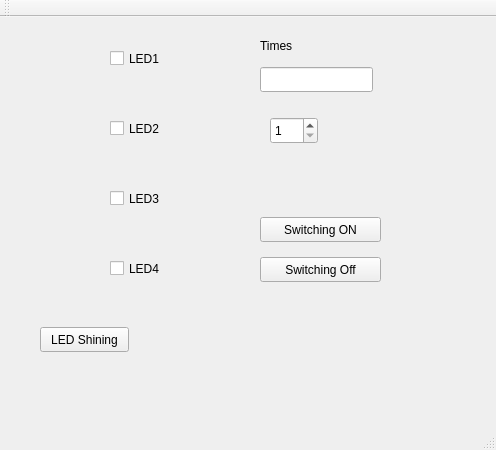
This is lab3/mainwindow.ui in jerry12122/tx2 as Qt 5 draws it before an edit. The edited form follows.
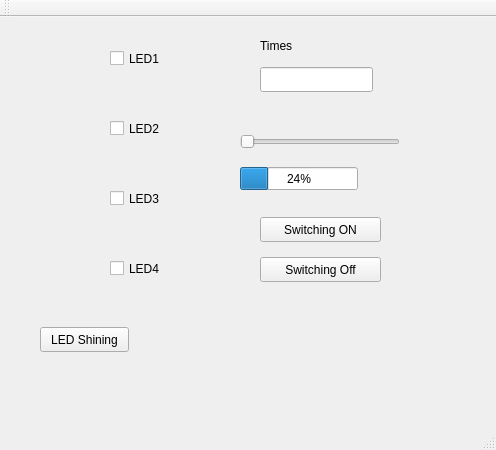
This is the edited form. Icons and pictures are not drawn.

```diff
--- a/lab3/mainwindow.ui
+++ b/lab3/mainwindow.ui
@@ -209,28 +209,6 @@
      </rect>
     </property>
    </widget>
-   <widget class="QSpinBox" name="spinBox">
-    <property name="geometry">
-     <rect>
-      <x>270</x>
-      <y>100</y>
-      <width>48</width>
-      <height>27</height>
-     </rect>
-    </property>
-    <property name="minimum">
-     <number>1</number>
-    </property>
-    <property name="maximum">
-     <number>100</number>
-    </property>
-    <property name="singleStep">
-     <number>20</number>
-    </property>
-    <property name="value">
-     <number>1</number>
-    </property>
-   </widget>
    <widget class="QPushButton" name="LED_Switching_off">
     <property name="geometry">
      <rect>
@@ -247,6 +225,35 @@
      <string>P</string>
     </property>
    </widget>
+   <widget class="QSlider" name="horizontalSlider">
+    <property name="geometry">
+     <rect>
+      <x>240</x>
+      <y>110</y>
+      <width>160</width>
+      <height>29</height>
+     </rect>
+    </property>
+    <property name="maximum">
+     <number>100</number>
+    </property>
+    <property name="orientation">
+     <enum>Qt::Horizontal</enum>
+    </property>
+   </widget>
+   <widget class="QProgressBar" name="progressBar">
+    <property name="geometry">
+     <rect>
+      <x>240</x>
+      <y>150</y>
+      <width>118</width>
+      <height>23</height>
+     </rect>
+    </property>
+    <property name="value">
+     <number>24</number>
+    </property>
+   </widget>
   </widget>
   <widget class="QMenuBar" name="menuBar">
    <property name="geometry">
```
